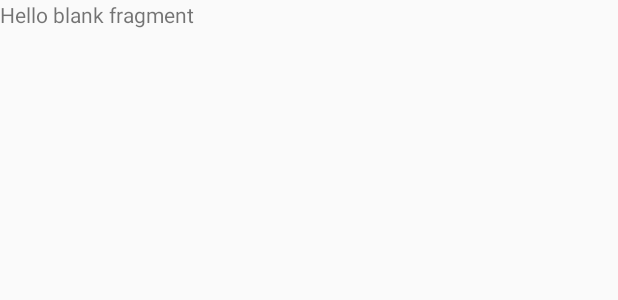
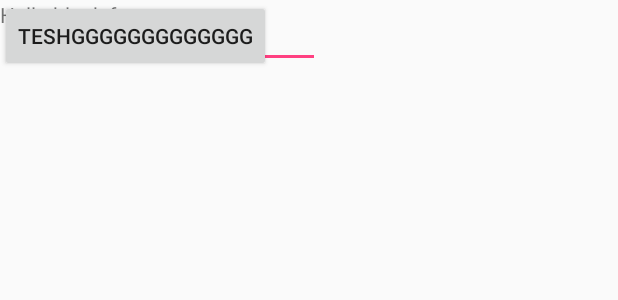
Before and after one commit to sifendi/pmtools, an Android app: the layout fragment_dashboardfrag.xml on its own in the app's theme, with its tools: preview values and no code run, on a phone screen of 412 x 824 dp. Shown: the top 300 px of the screen. Run offline under Robolectric (Android 15) with nearby library versions, the light colour scheme and no system bars.

Commit message:
second commint

```diff
--- a/app/src/main/res/layout/fragment_dashboardfrag.xml
+++ b/app/src/main/res/layout/fragment_dashboardfrag.xml
@@ -11,4 +11,17 @@
         android:layout_height="match_parent"
         android:text="@string/hello_blank_fragment" />
 
+    <Button
+        android:id="@+id/button"
+        android:layout_width="wrap_content"
+        android:layout_height="wrap_content"
+        android:text="teshggggggggggggg" />
+
+    <EditText
+        android:id="@+id/editText"
+        android:layout_width="wrap_content"
+        android:layout_height="wrap_content"
+        android:ems="10"
+        android:inputType="textEmailAddress" />
+
 </FrameLayout>
```
Also changed, not shown: app/src/main/java/com/example/lenovo/pmtools/MainActivity.java (+12 -6 lines), app/src/main/java/com/example/lenovo/pmtools/dashboard.java (+11 -8 lines).
